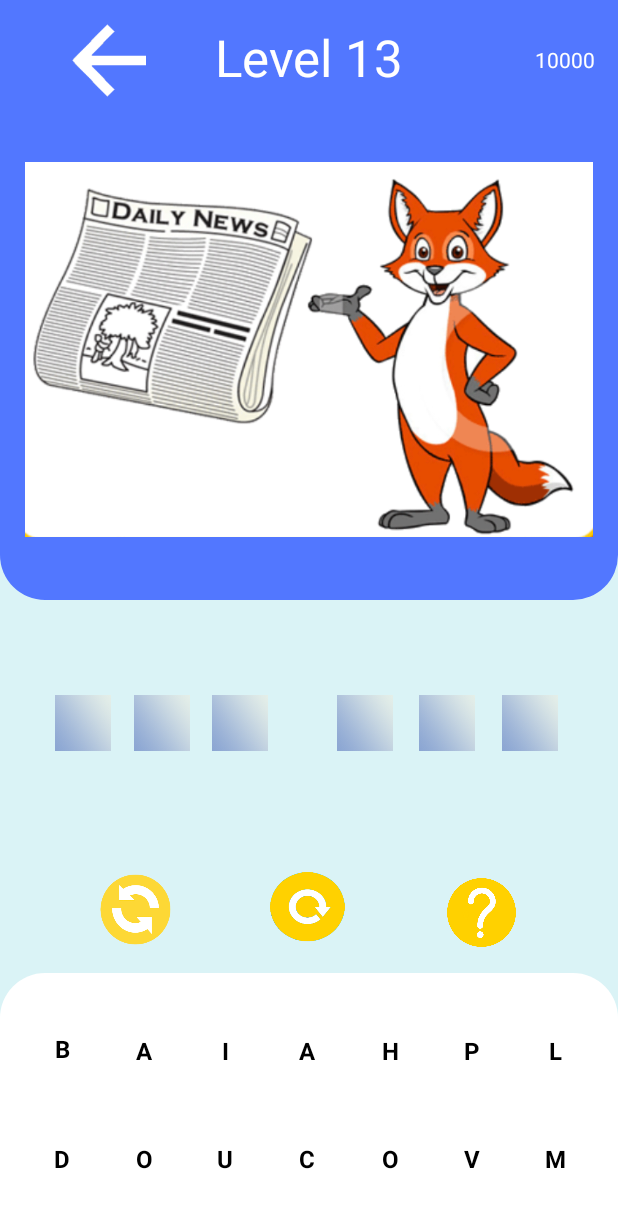
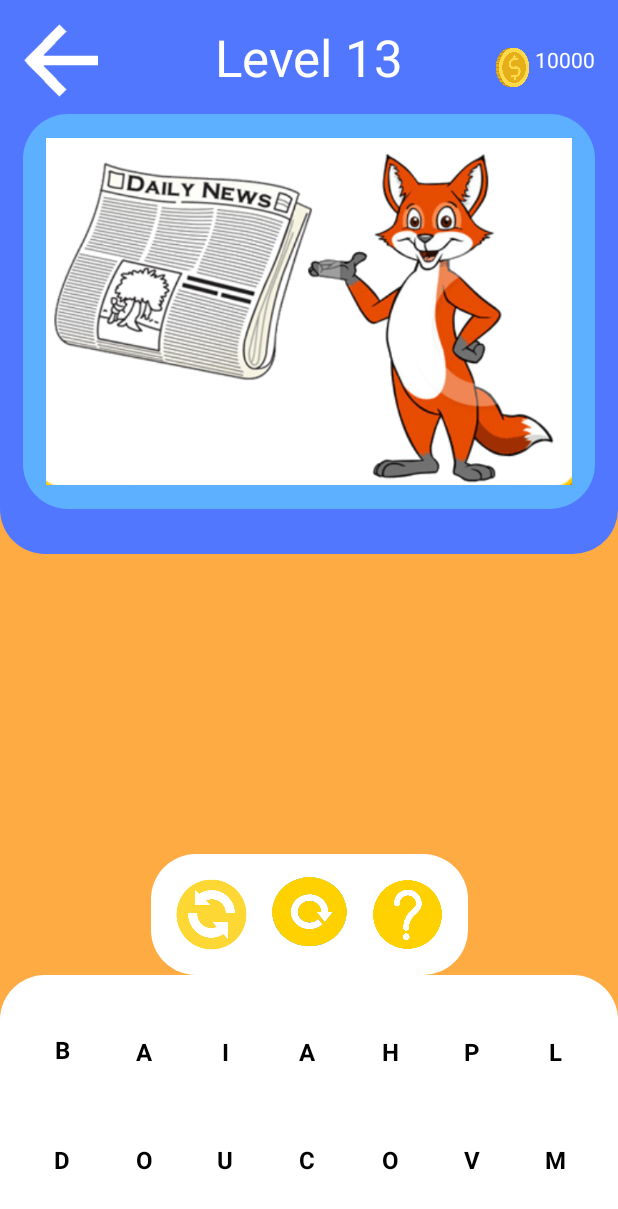
Before and after one commit to nghiaplt1611/PRM391_assignment, an Android app: the InGameActivity screen opened directly, with no data from a screen before it, on a phone screen of 412 x 824 dp. Shown: the top 1209 px of the screen. Run offline under Robolectric (Android 15) with nearby library versions, the phone set to English and light mode, and no system bars; Roboto replaces fonts that are not available here; 2 statements that could not run were skipped.

Commit message:
update cai ingame
chua xu li phan ket qua

```diff
--- /dev/null
+++ b/app/src/main/res/drawable/img_background.xml
@@ -0,0 +1,5 @@
+<?xml version="1.0" encoding="utf-8"?>
+<shape xmlns:android="http://schemas.android.com/apk/res/android">
+
+
+</shape>
--- /dev/null
+++ b/app/src/main/res/drawable/ingame_hint_background_color.xml
@@ -0,0 +1,10 @@
+<?xml version="1.0" encoding="utf-8"?>
+<shape xmlns:android="http://schemas.android.com/apk/res/android">
+    <solid
+        android:color="@color/white"
+        />
+    <corners
+        android:radius="30dp"
+        />
+
+</shape>
--- /dev/null
+++ b/app/src/main/res/layout/activity_achievement.xml
@@ -0,0 +1,9 @@
+<?xml version="1.0" encoding="utf-8"?>
+<androidx.constraintlayout.widget.ConstraintLayout xmlns:android="http://schemas.android.com/apk/res/android"
+    xmlns:app="http://schemas.android.com/apk/res-auto"
+    xmlns:tools="http://schemas.android.com/tools"
+    android:layout_width="match_parent"
+    android:layout_height="match_parent"
+    tools:context=".controller.AchievementActivity">
+
+</androidx.constraintlayout.widget.ConstraintLayout>
--- a/app/src/main/res/layout/activity_in_game.xml
+++ b/app/src/main/res/layout/activity_in_game.xml
@@ -4,170 +4,27 @@
     xmlns:tools="http://schemas.android.com/tools"
     android:layout_width="match_parent"
     android:layout_height="match_parent"
-    android:background="#DAF3F6"
+    android:background="@color/ingame_background_color"
     tools:context=".controller.InGameActivity">
 
     <androidx.constraintlayout.widget.ConstraintLayout
         android:id="@+id/group_result"
         android:layout_width="0dp"
-        android:layout_height="0dp"
-        android:layout_marginTop="5dp"
-        app:layout_constraintBottom_toTopOf="@+id/group_function"
-        app:layout_constraintEnd_toEndOf="parent"
-        app:layout_constraintStart_toStartOf="parent"
-        app:layout_constraintTop_toBottomOf="@+id/group_top">
-
-        <Button
-            android:id="@+id/bt_result_1"
-            style="@style/Widget.AppCompat.Button.Colored"
-            android:layout_width="37dp"
-            android:layout_height="37dp"
-            android:background="@drawable/a930df7f60c504a358cd1a29f05d88b9"
-            android:fontFamily="sans-serif"
-            android:padding="0dp"
-            android:paddingLeft="0dp"
-            android:paddingTop="0dp"
-            android:paddingRight="0dp"
-            android:paddingBottom="0dp"
-            android:textColor="@color/black"
-            android:textSize="16sp"
-            android:textStyle="bold"
-            app:backgroundTint="@null"
+        android:layout_height="wrap_content"
         app:layout_constraintBottom_toBottomOf="parent"
         app:layout_constraintEnd_toEndOf="parent"
-            app:layout_constraintHorizontal_bias="0.097"
+        app:layout_constraintHorizontal_bias="0.0"
         app:layout_constraintStart_toStartOf="parent"
-            app:layout_constraintTop_toTopOf="parent"
-            app:layout_constraintVertical_bias="0.505" />
-
-        <Button
-            android:id="@+id/bt_result_2"
-            style="@style/Widget.AppCompat.Button.Colored"
-            android:layout_width="37dp"
-            android:layout_height="37dp"
-            android:background="@drawable/a930df7f60c504a358cd1a29f05d88b9"
-            android:fontFamily="sans-serif"
-            android:padding="0dp"
-            android:paddingLeft="0dp"
-            android:paddingTop="0dp"
-            android:paddingRight="0dp"
-            android:paddingBottom="0dp"
-            android:textColor="@color/black"
-            android:textSize="16sp"
-            android:textStyle="bold"
-            app:backgroundTint="@null"
-            app:layout_constraintBottom_toBottomOf="parent"
-            app:layout_constraintEnd_toEndOf="parent"
-            app:layout_constraintHorizontal_bias="0.238"
-            app:layout_constraintStart_toStartOf="parent"
-            app:layout_constraintTop_toTopOf="parent"
-            app:layout_constraintVertical_bias="0.505" />
-
-        <Button
-            android:id="@+id/bt_result_3"
-            style="@style/Widget.AppCompat.Button.Colored"
-            android:layout_width="37dp"
-            android:layout_height="37dp"
-            android:background="@drawable/a930df7f60c504a358cd1a29f05d88b9"
-            android:fontFamily="sans-serif"
-            android:padding="0dp"
-            android:paddingLeft="0dp"
-            android:paddingTop="0dp"
-            android:paddingRight="0dp"
-            android:paddingBottom="0dp"
-            android:textColor="@color/black"
-            android:textSize="16sp"
-            android:textStyle="bold"
-            app:backgroundTint="@null"
-            app:layout_constraintBottom_toBottomOf="parent"
-            app:layout_constraintEnd_toEndOf="parent"
-            app:layout_constraintHorizontal_bias="0.377"
-            app:layout_constraintStart_toStartOf="parent"
-            app:layout_constraintTop_toTopOf="parent"
-            app:layout_constraintVertical_bias="0.505" />
-
-        <Button
-            android:id="@+id/bt_result_4"
-            style="@style/Widget.AppCompat.Button.Colored"
-            android:layout_width="37dp"
-            android:layout_height="37dp"
-            android:background="@drawable/a930df7f60c504a358cd1a29f05d88b9"
-            android:fontFamily="sans-serif"
-            android:padding="0dp"
-            android:paddingLeft="0dp"
-            android:paddingTop="0dp"
-            android:paddingRight="0dp"
-            android:paddingBottom="0dp"
-            android:textColor="@color/black"
-            android:textSize="16sp"
-            android:textStyle="bold"
-            app:backgroundTint="@null"
-            app:layout_constraintBottom_toBottomOf="parent"
-            app:layout_constraintEnd_toEndOf="parent"
-            app:layout_constraintHorizontal_bias="0.6"
-            app:layout_constraintStart_toStartOf="parent"
-            app:layout_constraintTop_toTopOf="parent"
-            app:layout_constraintVertical_bias="0.505" />
-
-        <Button
-            android:id="@+id/bt_result_5"
-            style="@style/Widget.AppCompat.Button.Colored"
-            android:layout_width="37dp"
-            android:layout_height="37dp"
-            android:background="@drawable/a930df7f60c504a358cd1a29f05d88b9"
-            android:fontFamily="sans-serif"
-            android:padding="0dp"
-            android:paddingLeft="0dp"
-            android:paddingTop="0dp"
-            android:paddingRight="0dp"
-            android:paddingBottom="0dp"
-            android:textColor="@color/black"
-            android:textSize="16sp"
-            android:textStyle="bold"
-            app:backgroundTint="@null"
-            app:layout_constraintBottom_toBottomOf="parent"
-            app:layout_constraintEnd_toEndOf="parent"
-            app:layout_constraintHorizontal_bias="0.745"
-            app:layout_constraintStart_toStartOf="parent"
-            app:layout_constraintTop_toTopOf="parent"
-            app:layout_constraintVertical_bias="0.505" />
-
-        <Button
-            android:id="@+id/bt_result_6"
-            style="@style/Widget.AppCompat.Button.Colored"
-            android:layout_width="37dp"
-            android:layout_height="37dp"
-            android:background="@drawable/a930df7f60c504a358cd1a29f05d88b9"
-            android:fontFamily="sans-serif"
-            android:padding="0dp"
-            android:paddingLeft="0dp"
-            android:paddingTop="0dp"
-            android:paddingRight="0dp"
-            android:paddingBottom="0dp"
-            android:textColor="@color/black"
-            android:textSize="16sp"
-            android:textStyle="bold"
-            app:backgroundTint="@null"
-            app:layout_constraintBottom_toBottomOf="parent"
-            app:layout_constraintEnd_toEndOf="parent"
-            app:layout_constraintHorizontal_bias="0.893"
-            app:layout_constraintStart_toStartOf="parent"
-            app:layout_constraintTop_toTopOf="parent"
-            app:layout_constraintVertical_bias="0.505" />
-
-    </androidx.constraintlayout.widget.ConstraintLayout>
+        app:layout_constraintTop_toBottomOf="@+id/constraintLayout">
 
         <androidx.constraintlayout.widget.ConstraintLayout
             android:id="@+id/group_answer"
             android:layout_width="0dp"
-        android:layout_height="175dp"
-        android:layout_marginTop="5dp"
+            android:layout_height="wrap_content"
             android:background="@drawable/ingame_keyboard_color"
             app:layout_constraintBottom_toBottomOf="parent"
             app:layout_constraintEnd_toEndOf="parent"
-        app:layout_constraintHorizontal_bias="0.0"
-        app:layout_constraintStart_toStartOf="parent"
-        app:layout_constraintTop_toBottomOf="@+id/group_function">
+            app:layout_constraintStart_toStartOf="parent">
 
             <Button
                 android:id="@+id/bt_answer_4"
@@ -536,30 +393,78 @@
         </androidx.constraintlayout.widget.ConstraintLayout>
 
         <androidx.constraintlayout.widget.ConstraintLayout
-        android:id="@+id/group_top"
-        android:layout_width="0dp"
-        android:layout_height="400dp"
-        android:background="@drawable/ingame_img_background_color"
-        app:layout_constraintBottom_toTopOf="@+id/group_result"
+            android:id="@+id/group_function"
+            android:layout_width="wrap_content"
+            android:layout_height="wrap_content"
+            android:background="@drawable/ingame_hint_background_color"
+            app:layout_constraintBottom_toTopOf="@+id/group_answer"
             app:layout_constraintEnd_toEndOf="parent"
             app:layout_constraintStart_toStartOf="parent"
             app:layout_constraintTop_toTopOf="parent">
 
-        <ImageView
-            android:id="@+id/img_question"
-            android:layout_width="380dp"
-            android:layout_height="250dp"
+            <Button
+                android:id="@+id/bt_change"
+                android:layout_width="50dp"
+                android:layout_height="50dp"
                 android:layout_marginStart="15dp"
                 android:layout_marginLeft="15dp"
-            android:layout_marginTop="5dp"
+                android:layout_marginTop="15dp"
                 android:layout_marginEnd="15dp"
                 android:layout_marginRight="15dp"
-            android:contentDescription="@string/todo"
-            android:src="@drawable/_014_07_17_00_43_58_1"
+                android:layout_marginBottom="15dp"
+                android:background="@drawable/exchnge"
+                app:backgroundTint="@null"
+                app:layout_constraintBottom_toBottomOf="parent"
+                app:layout_constraintEnd_toStartOf="@+id/bt_reset"
+                app:layout_constraintStart_toStartOf="parent"
+                app:layout_constraintTop_toTopOf="parent" />
+
+            <Button
+                android:id="@+id/bt_reset"
+                android:layout_width="50dp"
+                android:layout_height="50dp"
+                android:layout_marginTop="15dp"
+                android:layout_marginBottom="15dp"
+                android:background="@drawable/reset"
+                android:onClick="reset"
+                app:backgroundTint="@null"
+                app:layout_constraintBottom_toBottomOf="parent"
+                app:layout_constraintEnd_toStartOf="@+id/bt_hint"
+                app:layout_constraintStart_toEndOf="@+id/bt_change"
+                app:layout_constraintTop_toTopOf="parent"
+                app:layout_constraintVertical_bias="0.0" />
+
+            <Button
+                android:id="@+id/bt_hint"
+                android:layout_width="50dp"
+                android:layout_height="50dp"
+                android:layout_marginStart="15dp"
+                android:layout_marginLeft="15dp"
+                android:layout_marginTop="15dp"
+                android:layout_marginEnd="15dp"
+                android:layout_marginRight="15dp"
+                android:layout_marginBottom="15dp"
+                android:background="@drawable/hoicham"
+                android:onClick="getHint"
+                android:shadowColor="#000000"
+                app:backgroundTint="@null"
                 app:layout_constraintBottom_toBottomOf="parent"
                 app:layout_constraintEnd_toEndOf="parent"
+                app:layout_constraintStart_toEndOf="@+id/bt_reset"
+                app:layout_constraintTop_toTopOf="parent" />
+        </androidx.constraintlayout.widget.ConstraintLayout>
+    </androidx.constraintlayout.widget.ConstraintLayout>
+
+    <androidx.constraintlayout.widget.ConstraintLayout
+        android:id="@+id/group_top"
+        android:layout_width="0dp"
+        android:layout_height="0dp"
+        android:background="@drawable/ingame_img_background_color"
+        app:layout_constraintBottom_toTopOf="@+id/constraintLayout"
+        app:layout_constraintEnd_toEndOf="parent"
+        app:layout_constraintHorizontal_bias="0.0"
         app:layout_constraintStart_toStartOf="parent"
-            app:layout_constraintTop_toBottomOf="@+id/lb_level" />
+        app:layout_constraintTop_toTopOf="parent">
 
         <Button
             android:id="@+id/bt_back"
@@ -572,8 +477,6 @@
             android:backgroundTint="@null"
             android:onClick="returnToMainScreen"
             app:backgroundTint="@null"
-            app:layout_constraintEnd_toStartOf="@+id/lb_level"
-            app:layout_constraintHorizontal_bias="0.407"
             app:layout_constraintStart_toStartOf="parent"
             app:layout_constraintTop_toTopOf="parent" />
 
@@ -593,15 +496,12 @@
 
         <ImageView
             android:id="@+id/img_coin"
-            android:layout_width="0dp"
-            android:layout_height="0dp"
-            android:layout_marginStart="30dp"
-            android:layout_marginLeft="30dp"
+            android:layout_width="30dp"
+            android:layout_height="30dp"
             android:layout_marginTop="30dp"
             android:contentDescription="@string/coin"
             android:src="@drawable/coin"
             app:layout_constraintEnd_toStartOf="@+id/lb_point"
-            app:layout_constraintStart_toEndOf="@+id/lb_level"
             app:layout_constraintTop_toTopOf="parent" />
 
         <TextView
@@ -615,64 +515,51 @@
             android:text="@string/_10000"
             android:textColor="@color/white"
             app:layout_constraintEnd_toEndOf="parent"
-            app:layout_constraintStart_toEndOf="@+id/img_coin"
             app:layout_constraintTop_toTopOf="parent" />
+
+        <androidx.constraintlayout.widget.ConstraintLayout
+            android:layout_width="0dp"
+            android:layout_height="0dp"
+            android:layout_marginStart="15dp"
+            android:layout_marginLeft="15dp"
+            android:layout_marginTop="15dp"
+            android:layout_marginEnd="15dp"
+            android:layout_marginRight="15dp"
+            android:layout_marginBottom="30dp"
+            android:background="@drawable/ingame_top_background_color"
+            app:layout_constraintBottom_toBottomOf="parent"
+            app:layout_constraintEnd_toEndOf="parent"
+            app:layout_constraintStart_toStartOf="parent"
+            app:layout_constraintTop_toBottomOf="@+id/lb_level">
+
+            <ImageView
+                android:id="@+id/imageView5"
+                android:layout_width="0dp"
+                android:layout_height="0dp"
+                android:layout_marginStart="15dp"
+                android:layout_marginLeft="15dp"
+                android:layout_marginTop="15dp"
+                android:layout_marginEnd="15dp"
+                android:layout_marginRight="15dp"
+                android:layout_marginBottom="15dp"
+                app:layout_constraintBottom_toBottomOf="parent"
+                app:layout_constraintEnd_toEndOf="parent"
+                app:layout_constraintStart_toStartOf="parent"
+                app:layout_constraintTop_toTopOf="parent"
+                app:srcCompat="@drawable/_014_07_17_00_43_58_1" />
+        </androidx.constraintlayout.widget.ConstraintLayout>
+
     </androidx.constraintlayout.widget.ConstraintLayout>
 
     <androidx.constraintlayout.widget.ConstraintLayout
-        android:id="@+id/group_function"
+        android:id="@+id/constraintLayout"
         android:layout_width="0dp"
-        android:layout_height="wrap_content"
-        android:layout_marginTop="5dp"
-        app:layout_constraintBottom_toTopOf="@+id/group_answer"
+        android:layout_height="200dp"
+        app:layout_constraintBottom_toTopOf="@+id/group_result"
         app:layout_constraintEnd_toEndOf="parent"
-        app:layout_constraintHorizontal_bias="0.0"
         app:layout_constraintStart_toStartOf="parent"
-        app:layout_constraintTop_toBottomOf="@+id/group_result">
+        app:layout_constraintTop_toBottomOf="@+id/group_top">
 
-        <Button
-            android:id="@+id/bt_change"
-            android:layout_width="50dp"
-            android:layout_height="50dp"
-            android:layout_marginTop="18dp"
-            android:layout_marginBottom="12dp"
-            android:background="@drawable/exchnge"
-            app:backgroundTint="@null"
-            app:layout_constraintBottom_toBottomOf="parent"
-            app:layout_constraintEnd_toStartOf="@+id/bt_reset"
-            app:layout_constraintStart_toStartOf="parent"
-            app:layout_constraintTop_toTopOf="parent"
-            app:layout_constraintVertical_bias="0.0" />
-
-        <Button
-            android:id="@+id/bt_reset"
-            android:layout_width="50dp"
-            android:layout_height="50dp"
-            android:background="@drawable/reset"
-            android:onClick="reset"
-            app:backgroundTint="@null"
-            app:layout_constraintBottom_toBottomOf="parent"
-            app:layout_constraintEnd_toEndOf="parent"
-            app:layout_constraintHorizontal_bias="0.498"
-            app:layout_constraintStart_toStartOf="parent"
-            app:layout_constraintTop_toTopOf="parent"
-            app:layout_constraintVertical_bias="0.6" />
-
-        <Button
-            android:id="@+id/bt_hint"
-            android:layout_width="50dp"
-            android:layout_height="50dp"
-            android:layout_marginTop="20dp"
-            android:layout_marginBottom="10dp"
-            android:background="@drawable/hoicham"
-            android:onClick="getHint"
-            android:shadowColor="#000000"
-            app:backgroundTint="@null"
-            app:layout_constraintBottom_toBottomOf="parent"
-            app:layout_constraintEnd_toEndOf="parent"
-            app:layout_constraintStart_toEndOf="@+id/bt_reset"
-            app:layout_constraintTop_toTopOf="parent"
-            app:layout_constraintVertical_bias="0.0" />
     </androidx.constraintlayout.widget.ConstraintLayout>
 
 </androidx.constraintlayout.widget.ConstraintLayout>
--- /dev/null
+++ b/app/src/main/res/layout/layout_answer.xml
@@ -0,0 +1,6 @@
+<?xml version="1.0" encoding="utf-8"?>
+<androidx.constraintlayout.widget.ConstraintLayout xmlns:android="http://schemas.android.com/apk/res/android"
+    android:layout_width="match_parent"
+    android:layout_height="match_parent">
+
+</androidx.constraintlayout.widget.ConstraintLayout>
```
Lines whose indentation alone changed are shown as unchanged.
